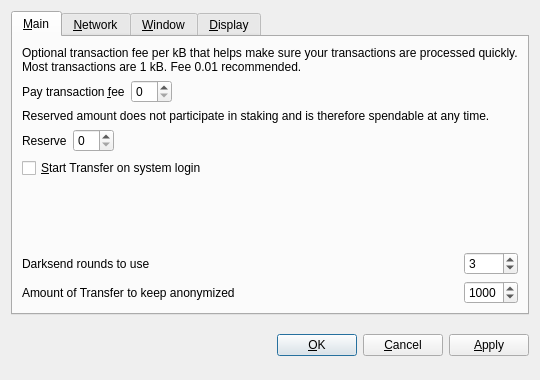
Above: src/qt/forms/optionsdialog.ui from transferdev/Transfercoin before the change. Below: the same form after it.
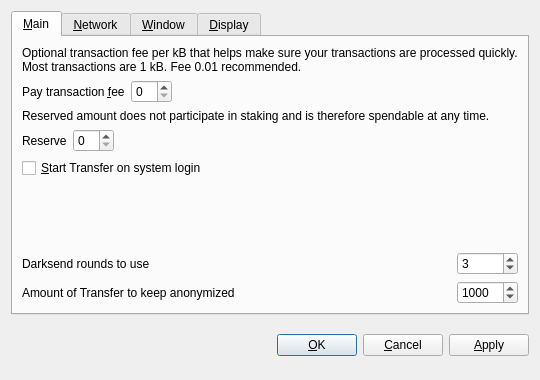
That is the form after the change. Custom widgets are drawn as their Qt base class.

Diff of the .ui file:
```diff
--- a/src/qt/forms/optionsdialog.ui
+++ b/src/qt/forms/optionsdialog.ui
@@ -161,7 +161,7 @@
           <number>2</number>
          </property>
          <property name="maximum">
-          <number>6</number>
+          <number>16</number>
          </property>
          <property name="value">
           <number>3</number>
@@ -196,7 +196,7 @@
           <number>2</number>
          </property>
          <property name="maximum">
-          <number>2000</number>
+          <number>10000</number>
          </property>
          <property name="singleStep">
           <number>10</number>
```
